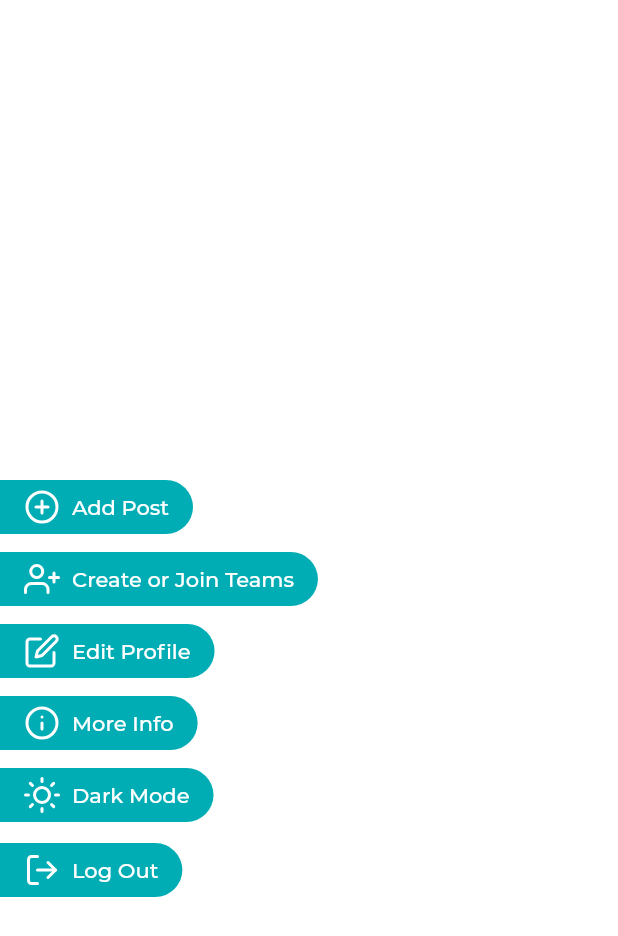
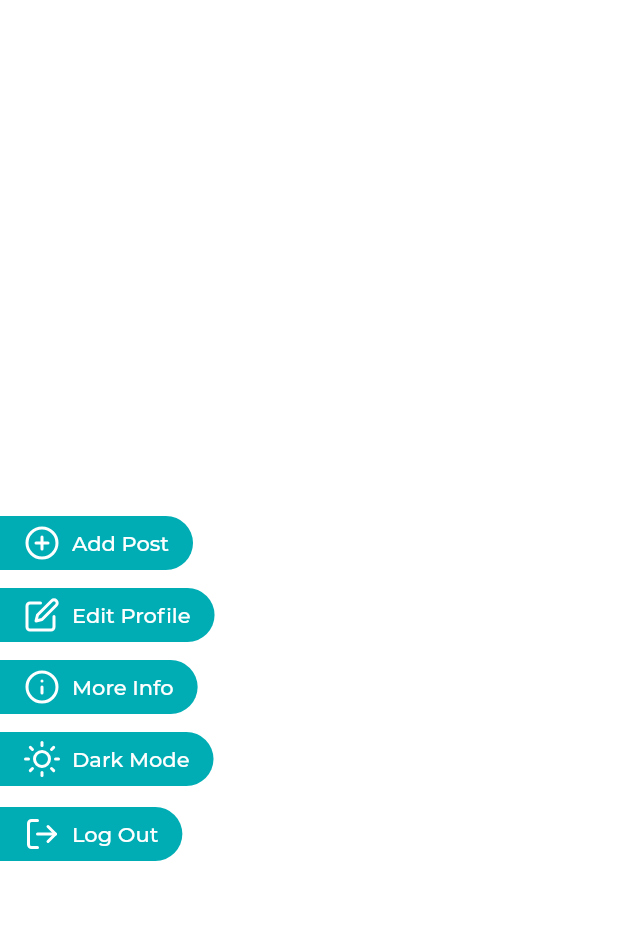
Before and after one commit to Runbhumi/Runbhumi, a Flutter app: the DrawerBody widget shown alone on an empty page, opened directly, on a phone screen of 412 x 824 dp. Shown: the top 936 px of the screen. Run offline on Flutter 3.47's test engine with Material 2 defaults, Android fonts, the phone set to English and light mode, and no system bars; our stand-ins replace bubble_tab_indicator, cloud_firestore, datetime_picker_formfield, firebase_auth, firebase_core, flutter_icons and 2 more; accounts and stored records are empty; network calls fail; project files that could hold a hidden picture were left out.

Commit message:
✨⛔removed  create team button

```diff
--- a/lib/view/drawer/drawer.dart
+++ b/lib/view/drawer/drawer.dart
@@ -46,14 +46,14 @@ class _DrawerBodyState extends State<DrawerBody> {
             color: Colors.white,
           ),
         ),
-        DrawerButton(
-          onpressed: () {},
-          label: "Create or Join Teams",
-          icon: Icon(
-            Feather.user_plus,
-            color: Colors.white,
-          ),
-        ),
+        // DrawerButton(
+        //   onpressed: () {},
+        //   label: "Create or Join Teams",
+        //   icon: Icon(
+        //     Feather.user_plus,
+        //     color: Colors.white,
+        //   ),
+        // ),
         DrawerButton(
           onpressed: () {
             Navigator.pushNamed(context, "/editprofile");
```
